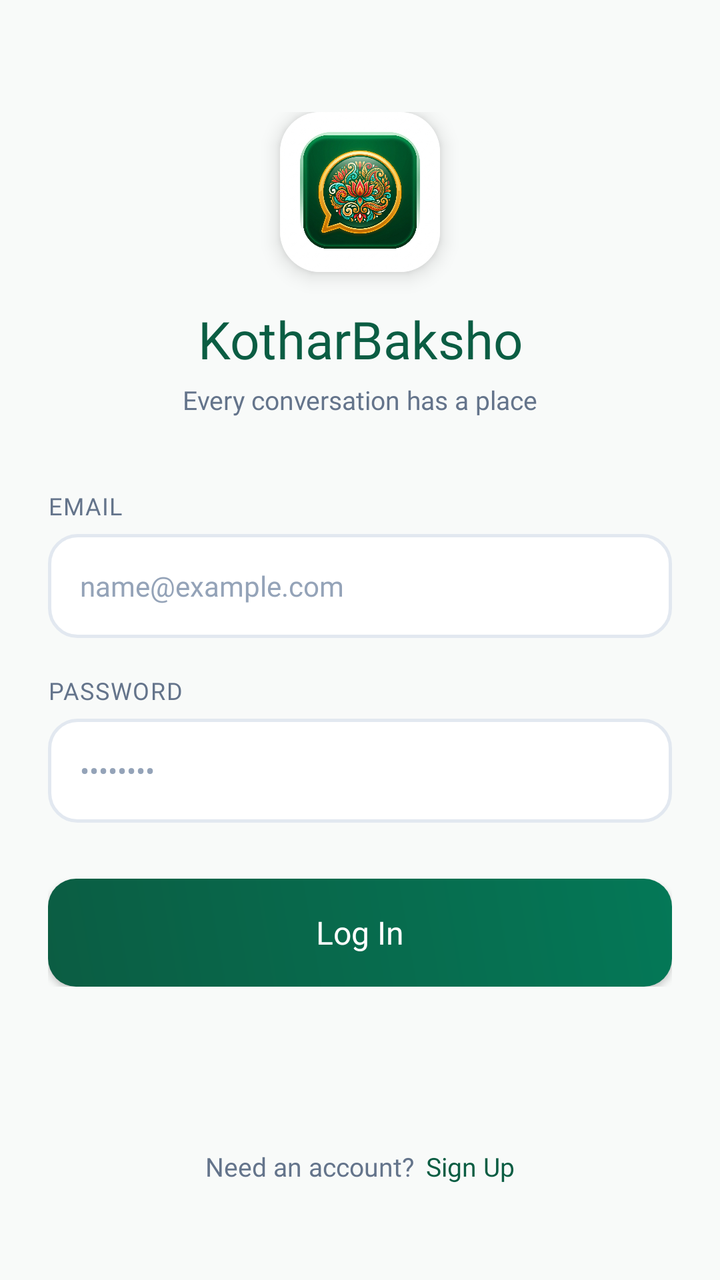
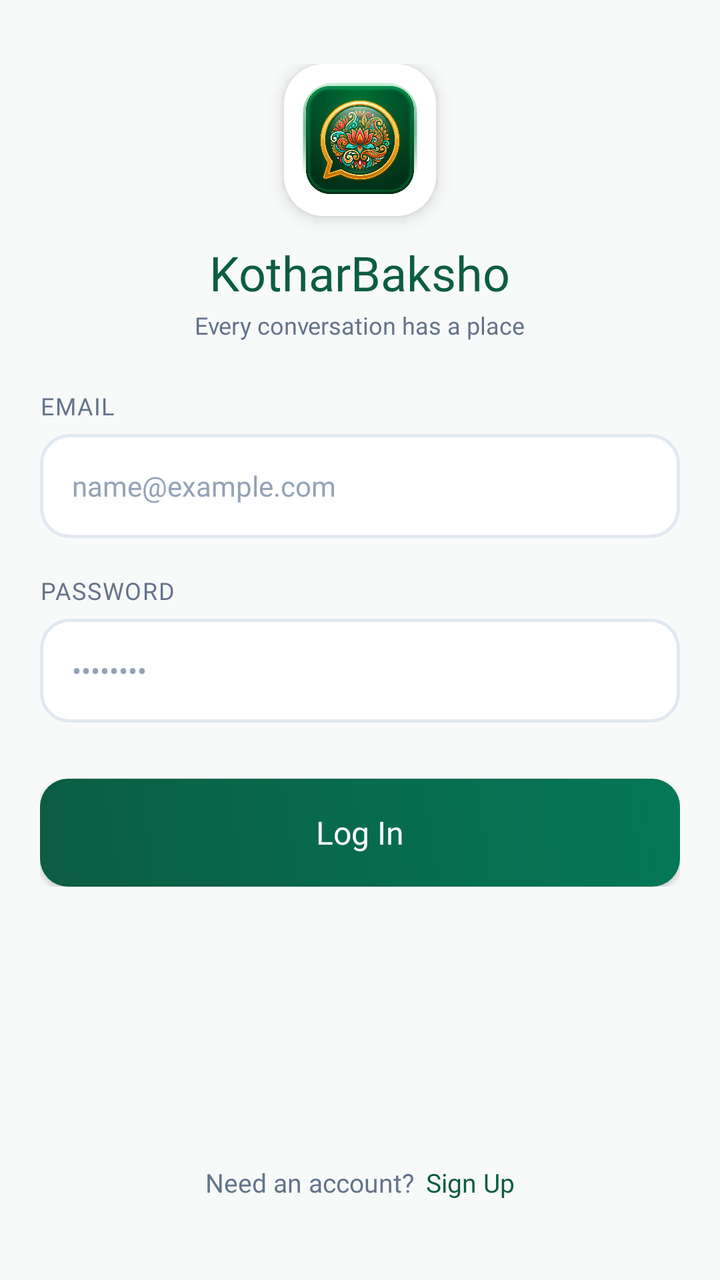

Before-and-after screenshots of an Android layout around one commit, followed by the original layout XML and the change that was made.
<!-- AndroidManifest.xml: application theme Theme.KotharBaksho -->
<!-- res/layout/activity_login.xml -->
<?xml version="1.0" encoding="utf-8"?>
<ScrollView xmlns:android="http://schemas.android.com/apk/res/android"
    xmlns:app="http://schemas.android.com/apk/res-auto"
    xmlns:tools="http://schemas.android.com/tools"
    android:layout_width="match_parent"
    android:layout_height="match_parent"
    android:background="@color/bg_main"
    android:fillViewport="true"
    tools:context=".login">

    <androidx.constraintlayout.widget.ConstraintLayout
        android:layout_width="match_parent"
        android:layout_height="wrap_content"
        android:padding="24dp">

        <LinearLayout
            android:id="@+id/header_layout"
            android:layout_width="wrap_content"
            android:layout_height="wrap_content"
            android:layout_marginTop="32dp"
            android:gravity="center"
            android:orientation="vertical"
            app:layout_constraintEnd_toEndOf="parent"
            app:layout_constraintStart_toStartOf="parent"
            app:layout_constraintTop_toTopOf="parent">

            <androidx.cardview.widget.CardView
                android:layout_width="80dp"
                android:layout_height="80dp"
                app:cardCornerRadius="20dp"
                app:cardElevation="6dp">

                <ImageView
                    android:id="@+id/imageView2"
                    android:layout_width="match_parent"
                    android:layout_height="match_parent"
                    android:scaleType="centerCrop"
                    android:src="@drawable/app_logo" />
            </androidx.cardview.widget.CardView>

            <TextView
                android:id="@+id/textView4"
                android:layout_width="wrap_content"
                android:layout_height="wrap_content"
                android:layout_marginTop="16dp"
                android:fontFamily="@font/poppins_bold"
                android:text="@string/app_name_english"
                android:textColor="@color/primary"
                android:textSize="26sp" />

            <TextView
                android:id="@+id/textView6"
                android:layout_width="wrap_content"
                android:layout_height="wrap_content"
                android:layout_marginTop="4dp"
                android:fontFamily="@font/poppins_regular"
                android:text="@string/tagline_english"
                android:textColor="@color/text_secondary"
                android:textSize="13sp" />

        </LinearLayout>

        <LinearLayout
            android:id="@+id/form_layout"
            android:layout_width="match_parent"
            android:layout_height="wrap_content"
            android:layout_marginTop="36dp"
            android:orientation="vertical"
            app:layout_constraintEnd_toEndOf="parent"
            app:layout_constraintStart_toStartOf="parent"
            app:layout_constraintTop_toBottomOf="@id/header_layout">

            <TextView
                android:layout_width="wrap_content"
                android:layout_height="wrap_content"
                android:fontFamily="@font/poppins_bold"
                android:text="EMAIL"
                android:textColor="@color/text_secondary"
                android:textSize="12sp"
                android:letterSpacing="0.05" />

            <EditText
                android:id="@+id/editTexLogEmail"
                android:layout_width="match_parent"
                android:layout_height="52dp"
                android:layout_marginTop="6dp"
                android:background="@drawable/bg_input_field"
                android:fontFamily="@font/poppins_regular"
                android:hint="name@example.com"
                android:inputType="textEmailAddress"
                android:paddingStart="16dp"
                android:paddingEnd="16dp"
                android:textColor="@color/text_primary"
                android:textColorHint="@color/text_hint"
                android:textSize="14sp" />

            <TextView
                android:layout_width="wrap_content"
                android:layout_height="wrap_content"
                android:layout_marginTop="18dp"
                android:fontFamily="@font/poppins_bold"
                android:text="PASSWORD"
                android:textColor="@color/text_secondary"
                android:textSize="12sp"
                android:letterSpacing="0.05" />

            <EditText
                android:id="@+id/editTextLogPassword"
                android:layout_width="match_parent"
                android:layout_height="52dp"
                android:layout_marginTop="6dp"
                android:background="@drawable/bg_input_field"
                android:fontFamily="@font/poppins_regular"
                android:hint="••••••••"
                android:inputType="textPassword"
                android:paddingStart="16dp"
                android:paddingEnd="16dp"
                android:textColor="@color/text_primary"
                android:textColorHint="@color/text_hint"
                android:textSize="14sp" />

            <FrameLayout
                android:layout_width="match_parent"
                android:layout_height="54dp"
                android:layout_marginTop="28dp">

                <androidx.appcompat.widget.AppCompatButton
                    android:id="@+id/logbutton"
                    android:layout_width="match_parent"
                    android:layout_height="match_parent"
                    android:background="@drawable/bg_btn_primary"
                    android:fontFamily="@font/poppins_bold"
                    android:text="Log In"
                    android:textAllCaps="false"
                    android:textColor="@color/white"
                    android:textSize="16sp" />

                <ProgressBar
                    android:id="@+id/loginProgressBar"
                    android:layout_width="26dp"
                    android:layout_height="26dp"
                    android:layout_gravity="center"
                    android:indeterminateTint="@color/white"
                    android:visibility="gone" />

            </FrameLayout>

        </LinearLayout>

        <LinearLayout
            android:id="@+id/signup_row"
            android:layout_width="wrap_content"
            android:layout_height="wrap_content"
            android:layout_marginTop="24dp"
            android:layout_marginBottom="24dp"
            android:gravity="center"
            android:orientation="horizontal"
            app:layout_constraintBottom_toBottomOf="parent"
            app:layout_constraintEnd_toEndOf="parent"
            app:layout_constraintStart_toStartOf="parent"
            app:layout_constraintTop_toBottomOf="@id/form_layout"
            app:layout_constraintVertical_bias="1.0">

            <TextView
                android:id="@+id/textView9"
                android:layout_width="wrap_content"
                android:layout_height="wrap_content"
                android:fontFamily="@font/poppins_regular"
                android:text="Need an account?"
                android:textColor="@color/text_secondary"
                android:textSize="13sp" />

            <TextView
                android:id="@+id/logsignup"
                android:layout_width="wrap_content"
                android:layout_height="wrap_content"
                android:layout_marginStart="6dp"
                android:fontFamily="@font/poppins_bold"
                android:text="Sign Up"
                android:textColor="@color/primary"
                android:textSize="13sp" />

        </LinearLayout>

    </androidx.constraintlayout.widget.ConstraintLayout>

</ScrollView>
<!-- resources referenced by this layout -->
<resources>
  <color name="bg_main">#F8FAF9</color>
  <color name="primary">#0B5D43</color>
  <color name="text_hint">#94A3B8</color>
  <color name="text_primary">#0F172A</color>
  <color name="text_secondary">#64748B</color>
  <color name="white">#FFFFFFFF</color>
  <!-- drawable app_logo: png bitmap (drawable-xhdpi, 474106 bytes) -->
  <!-- drawable bg_btn_primary (drawable) -->
  <?xml version="1.0" encoding="utf-8"?>
  <ripple xmlns:android="http://schemas.android.com/apk/res/android"
      android:color="#33FFFFFF">
      <item>
          <shape>
              <gradient
                  android:startColor="@color/primary"
                  android:endColor="@color/primary_variant"
                  android:angle="45" />
              <corners android:radius="14dp" />
          </shape>
      </item>
  </ripple>
  <!-- drawable bg_input_field (drawable) -->
  <?xml version="1.0" encoding="utf-8"?>
  <shape xmlns:android="http://schemas.android.com/apk/res/android">
      <solid android:color="@color/surface_card" />
      <stroke android:width="1.5dp" android:color="@color/divider_line" />
      <corners android:radius="14dp" />
  </shape>
  <string name="app_name_english">KotharBaksho</string>
  <string name="tagline_english">Every conversation has a place</string>
  <style name="Theme.KotharBaksho" parent="Theme.MaterialComponents.DayNight.NoActionBar">
          
          <item name="colorPrimary">@color/primary</item>
          <item name="colorPrimaryVariant">@color/primary_dark</item>
          <item name="colorOnPrimary">@color/white</item>
          
          <item name="colorSecondary">@color/accent_gold</item>
          <item name="colorSecondaryVariant">@color/accent_gold_dark</item>
          <item name="colorOnSecondary">@color/black</item>
          
          <item name="android:statusBarColor">@color/primary_dark</item>
          <item name="android:windowBackground">@color/bg_main</item>
      </style>
  <color name="primary_variant">#047857</color>
  <color name="surface_card">#FFFFFF</color>
  <color name="divider_line">#E2E8F0</color>
  <color name="primary_dark">#064E3B</color>
  <color name="accent_gold">#F59E0B</color>
  <color name="accent_gold_dark">#D97706</color>
  <color name="black">#FF000000</color>
</resources>

<!-- the commit's change to res/layout/activity_login.xml (unified diff, before → after) -->
@@ -11,13 +11,14 @@
     <androidx.constraintlayout.widget.ConstraintLayout
         android:layout_width="match_parent"
         android:layout_height="wrap_content"
-        android:padding="24dp">
+        android:paddingHorizontal="20dp"
+        android:paddingVertical="16dp">
 
         <LinearLayout
             android:id="@+id/header_layout"
             android:layout_width="wrap_content"
             android:layout_height="wrap_content"
-            android:layout_marginTop="32dp"
+            android:layout_marginTop="16dp"
             android:gravity="center"
             android:orientation="vertical"
             app:layout_constraintEnd_toEndOf="parent"
@@ -25,10 +26,10 @@
             app:layout_constraintTop_toTopOf="parent">
 
             <androidx.cardview.widget.CardView
-                android:layout_width="80dp"
-                android:layout_height="80dp"
+                android:layout_width="76dp"
+                android:layout_height="76dp"
                 app:cardCornerRadius="20dp"
-                app:cardElevation="6dp">
+                app:cardElevation="5dp">
 
                 <ImageView
                     android:id="@+id/imageView2"
@@ -42,21 +43,21 @@
                 android:id="@+id/textView4"
                 android:layout_width="wrap_content"
                 android:layout_height="wrap_content"
-                android:layout_marginTop="16dp"
+                android:layout_marginTop="12dp"
                 android:fontFamily="@font/poppins_bold"
                 android:text="@string/app_name_english"
                 android:textColor="@color/primary"
-                android:textSize="26sp" />
+                android:textSize="24sp" />
 
             <TextView
                 android:id="@+id/textView6"
                 android:layout_width="wrap_content"
                 android:layout_height="wrap_content"
-                android:layout_marginTop="4dp"
+                android:layout_marginTop="2dp"
                 android:fontFamily="@font/poppins_regular"
                 android:text="@string/tagline_english"
                 android:textColor="@color/text_secondary"
-                android:textSize="13sp" />
+                android:textSize="12sp" />
 
         </LinearLayout>
 
@@ -64,7 +65,7 @@
             android:id="@+id/form_layout"
             android:layout_width="match_parent"
             android:layout_height="wrap_content"
-            android:layout_marginTop="36dp"
+            android:layout_marginTop="24dp"
             android:orientation="vertical"
             app:layout_constraintEnd_toEndOf="parent"
             app:layout_constraintStart_toStartOf="parent"
